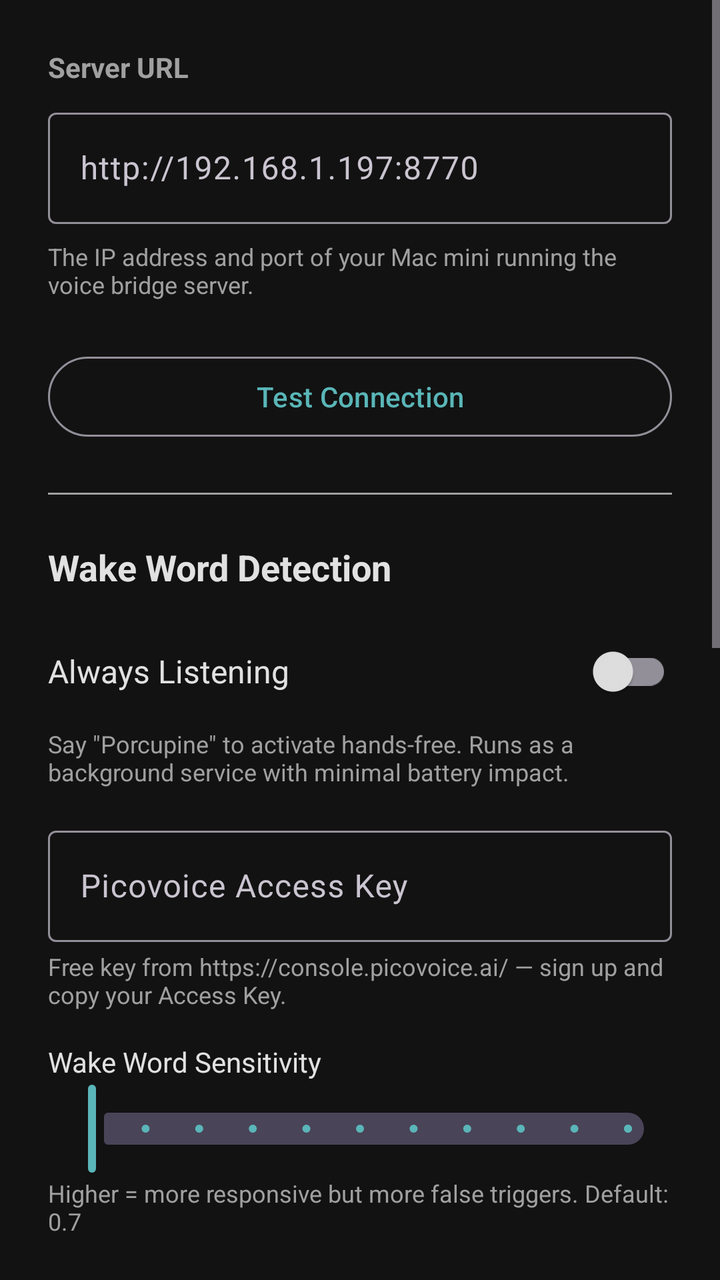
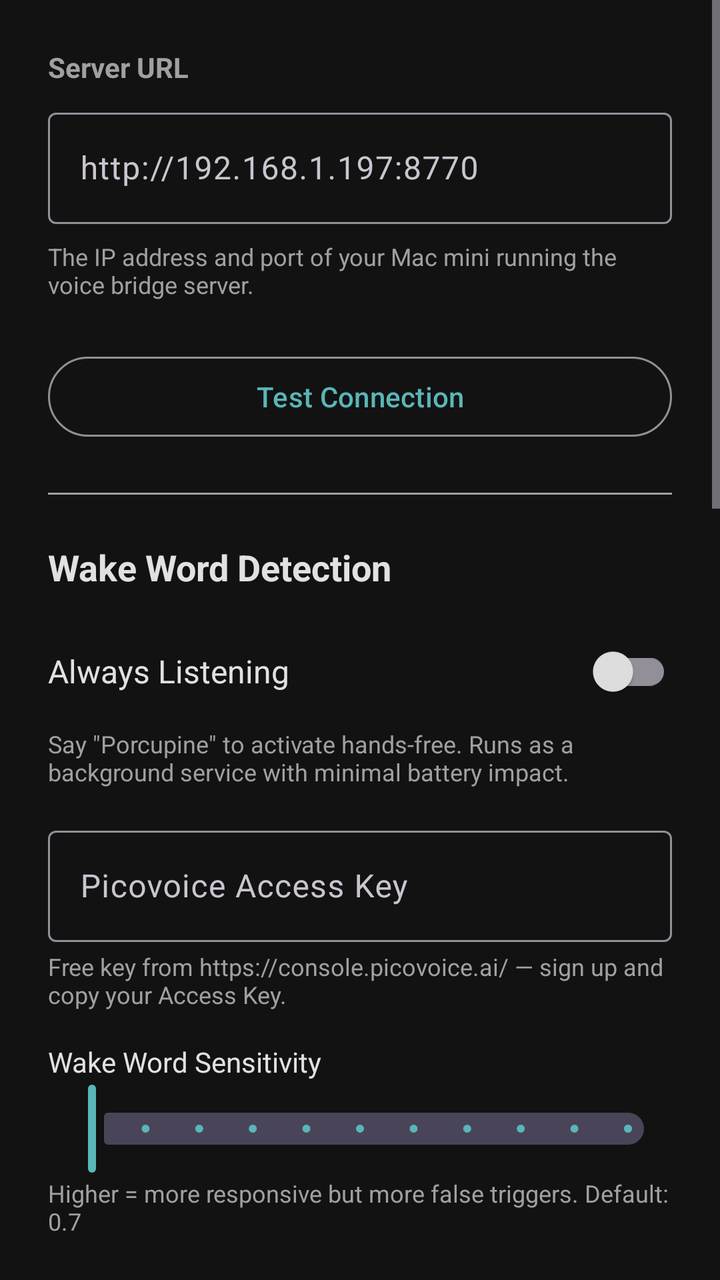

Before-and-after screenshots of an Android layout around one commit, followed by the original layout XML and the change that was made.
<!-- AndroidManifest.xml: application theme Theme.ClawdVoice -->
<!-- res/layout/activity_settings.xml -->
<?xml version="1.0" encoding="utf-8"?>
<ScrollView
    xmlns:android="http://schemas.android.com/apk/res/android"
    xmlns:tools="http://schemas.android.com/tools"
    android:layout_width="match_parent"
    android:layout_height="match_parent"
    android:background="@color/background"
    tools:context=".SettingsActivity">

    <LinearLayout
        android:layout_width="match_parent"
        android:layout_height="wrap_content"
        android:orientation="vertical"
        android:padding="24dp">

        
        <TextView
            android:layout_width="wrap_content"
            android:layout_height="wrap_content"
            android:text="@string/server_url"
            android:textSize="14sp"
            android:textColor="@color/on_surface_variant"
            android:textStyle="bold" />

        <com.google.android.material.textfield.TextInputLayout
            android:layout_width="match_parent"
            android:layout_height="wrap_content"
            android:layout_marginTop="8dp"
            android:hint="@string/server_url_hint">

            <com.google.android.material.textfield.TextInputEditText
                android:id="@+id/serverUrlInput"
                android:layout_width="match_parent"
                android:layout_height="wrap_content"
                android:inputType="textUri"
                android:textColor="@color/on_surface" />

        </com.google.android.material.textfield.TextInputLayout>

        <TextView
            android:layout_width="wrap_content"
            android:layout_height="wrap_content"
            android:layout_marginTop="8dp"
            android:text="@string/server_url_description"
            android:textSize="12sp"
            android:textColor="@color/on_surface_variant" />

        <com.google.android.material.button.MaterialButton
            android:id="@+id/testButton"
            android:layout_width="match_parent"
            android:layout_height="wrap_content"
            android:layout_marginTop="24dp"
            android:text="@string/test_connection"
            style="@style/Widget.Material3.Button.OutlinedButton" />

        
        <View
            android:layout_width="match_parent"
            android:layout_height="1dp"
            android:layout_marginVertical="24dp"
            android:background="@color/on_surface_variant" />

        
        <TextView
            android:layout_width="wrap_content"
            android:layout_height="wrap_content"
            android:text="@string/wake_word_section"
            android:textSize="18sp"
            android:textColor="@color/on_surface"
            android:textStyle="bold" />

        <LinearLayout
            android:layout_width="match_parent"
            android:layout_height="wrap_content"
            android:orientation="horizontal"
            android:layout_marginTop="16dp"
            android:gravity="center_vertical">

            <TextView
                android:layout_width="0dp"
                android:layout_height="wrap_content"
                android:layout_weight="1"
                android:text="@string/always_listening"
                android:textSize="16sp"
                android:textColor="@color/on_surface" />

            <com.google.android.material.switchmaterial.SwitchMaterial
                android:id="@+id/wakeWordSwitch"
                android:layout_width="wrap_content"
                android:layout_height="wrap_content" />

        </LinearLayout>

        <TextView
            android:layout_width="wrap_content"
            android:layout_height="wrap_content"
            android:layout_marginTop="4dp"
            android:text="@string/wake_word_description"
            android:textSize="12sp"
            android:textColor="@color/on_surface_variant" />

        <com.google.android.material.textfield.TextInputLayout
            android:layout_width="match_parent"
            android:layout_height="wrap_content"
            android:layout_marginTop="16dp"
            android:hint="@string/porcupine_access_key_hint">

            <com.google.android.material.textfield.TextInputEditText
                android:id="@+id/accessKeyInput"
                android:layout_width="match_parent"
                android:layout_height="wrap_content"
                android:inputType="textPassword"
                android:textColor="@color/on_surface" />

        </com.google.android.material.textfield.TextInputLayout>

        <TextView
            android:layout_width="wrap_content"
            android:layout_height="wrap_content"
            android:layout_marginTop="4dp"
            android:text="@string/access_key_description"
            android:textSize="12sp"
            android:textColor="@color/on_surface_variant" />

        <TextView
            android:layout_width="wrap_content"
            android:layout_height="wrap_content"
            android:layout_marginTop="16dp"
            android:text="@string/sensitivity_label"
            android:textSize="14sp"
            android:textColor="@color/on_surface" />

        <com.google.android.material.slider.Slider
            android:id="@+id/sensitivitySlider"
            android:layout_width="match_parent"
            android:layout_height="wrap_content"
            android:valueFrom="0.0"
            android:valueTo="1.0"
            android:stepSize="0.1" />

        <TextView
            android:layout_width="wrap_content"
            android:layout_height="wrap_content"
            android:text="@string/sensitivity_description"
            android:textSize="12sp"
            android:textColor="@color/on_surface_variant" />

        
        <TextView
            android:layout_width="wrap_content"
            android:layout_height="wrap_content"
            android:text="Webhook URL"
            android:textSize="14sp"
            android:textColor="@color/on_surface_variant"
            android:textStyle="bold"
            android:layout_marginTop="24dp" />

        <com.google.android.material.textfield.TextInputLayout
            android:layout_width="match_parent"
            android:layout_height="wrap_content"
            android:layout_marginTop="8dp"
            android:hint="http://192.168.1.197:18789">

            <com.google.android.material.textfield.TextInputEditText
                android:id="@+id/webhookUrlInput"
                android:layout_width="match_parent"
                android:layout_height="wrap_content"
                android:inputType="textUri"
                android:textColor="@color/on_surface" />

        </com.google.android.material.textfield.TextInputLayout>

        <TextView
            android:layout_width="wrap_content"
            android:layout_height="wrap_content"
            android:layout_marginTop="4dp"
            android:text="URL for the OpenClaw webhook endpoint (notifications, SMS sync). Change to port 18800 for the filter proxy."
            android:textSize="12sp"
            android:textColor="@color/on_surface_variant" />

        <com.google.android.material.textfield.TextInputLayout
            android:layout_width="match_parent"
            android:layout_height="wrap_content"
            android:layout_marginTop="16dp"
            android:hint="Webhook Token">

            <com.google.android.material.textfield.TextInputEditText
                android:id="@+id/webhookTokenInput"
                android:layout_width="match_parent"
                android:layout_height="wrap_content"
                android:inputType="textPassword"
                android:textColor="@color/on_surface" />

        </com.google.android.material.textfield.TextInputLayout>

        <TextView
            android:layout_width="wrap_content"
            android:layout_height="wrap_content"
            android:layout_marginTop="4dp"
            android:text="Bearer token for webhook authentication."
            android:textSize="12sp"
            android:textColor="@color/on_surface_variant" />

        
        <View
            android:layout_width="match_parent"
            android:layout_height="1dp"
            android:layout_marginVertical="24dp"
            android:background="@color/on_surface_variant" />

        
        <TextView
            android:layout_width="wrap_content"
            android:layout_height="wrap_content"
            android:text="Notification Bridge"
            android:textSize="18sp"
            android:textColor="@color/on_surface"
            android:textStyle="bold" />

        <LinearLayout
            android:layout_width="match_parent"
            android:layout_height="wrap_content"
            android:orientation="horizontal"
            android:layout_marginTop="16dp"
            android:gravity="center_vertical">

            <TextView
                android:layout_width="0dp"
                android:layout_height="wrap_content"
                android:layout_weight="1"
                android:text="Forward notifications to Clawd"
                android:textSize="16sp"
                android:textColor="@color/on_surface" />

            <com.google.android.material.switchmaterial.SwitchMaterial
                android:id="@+id/notificationBridgeSwitch"
                android:layout_width="wrap_content"
                android:layout_height="wrap_content" />

        </LinearLayout>

        <TextView
            android:layout_width="wrap_content"
            android:layout_height="wrap_content"
            android:layout_marginTop="4dp"
            android:text="When enabled, SMS, email, and messaging app notifications are forwarded to OpenClaw for processing. Disable to reduce token usage."
            android:textSize="12sp"
            android:textColor="@color/on_surface_variant" />

        
        <com.google.android.material.button.MaterialButton
            android:id="@+id/batteryStatusButton"
            android:layout_width="match_parent"
            android:layout_height="wrap_content"
            android:layout_marginTop="24dp"
            android:text="Battery Optimization Status"
            android:icon="@android:drawable/ic_dialog_info"
            style="@style/Widget.Material3.Button.OutlinedButton" />

        
        <com.google.android.material.button.MaterialButton
            android:id="@+id/smsDiagnosticButton"
            android:layout_width="match_parent"
            android:layout_height="wrap_content"
            android:layout_marginTop="8dp"
            android:text="Run SMS Diagnostic"
            style="@style/Widget.Material3.Button.OutlinedButton" />

        
        <com.google.android.material.button.MaterialButton
            android:id="@+id/saveButton"
            android:layout_width="match_parent"
            android:layout_height="wrap_content"
            android:layout_marginTop="16dp"
            android:text="@string/save" />

    </LinearLayout>
</ScrollView>
<!-- resources referenced by this layout -->
<resources>
  <color name="background">#121212</color>
  <color name="on_surface">#E1E1E1</color>
  <color name="on_surface_variant">#A0A0A0</color>
  <string name="access_key_description">Free key from https://console.picovoice.ai/ — sign up and copy your Access Key.</string>
  <string name="always_listening">Always Listening</string>
  <string name="porcupine_access_key_hint">Picovoice Access Key</string>
  <string name="save">Save</string>
  <string name="sensitivity_description">Higher = more responsive but more false triggers. Default: 0.7</string>
  <string name="sensitivity_label">Wake Word Sensitivity</string>
  <string name="server_url">Server URL</string>
  <string name="server_url_description">The IP address and port of your Mac mini running the voice bridge server.</string>
  <string name="server_url_hint">http://192.168.1.197:8770</string>
  <string name="test_connection">Test Connection</string>
  <string name="wake_word_description">Say \"Porcupine\" to activate hands-free. Runs as a background service with minimal battery impact.</string>
  <string name="wake_word_section">Wake Word Detection</string>
  <style name="Theme.ClawdVoice" parent="Theme.Material3.Dark.NoActionBar">
          <item name="colorPrimary">@color/primary</item>
          <item name="colorPrimaryVariant">@color/primary_variant</item>
          <item name="colorOnPrimary">@color/on_primary</item>
          <item name="android:colorBackground">@color/background</item>
          <item name="colorSurface">@color/surface</item>
          <item name="colorOnSurface">@color/on_surface</item>
          <item name="colorError">@color/error</item>
          <item name="android:statusBarColor">@color/surface</item>
          <item name="android:navigationBarColor">@color/background</item>
      </style>
  <color name="primary">#5AB6B8</color>
  <color name="primary_variant">#3D8F93</color>
  <color name="on_primary">#FFFFFF</color>
  <color name="surface">#1E1E1E</color>
  <color name="error">#CF6679</color>
</resources>

<!-- the commit's change to res/layout/activity_settings.xml (unified diff, before → after) -->
@@ -248,6 +248,133 @@
             android:textColor="@color/on_surface_variant" />
 
         
+        <TextView
+            android:layout_width="wrap_content"
+            android:layout_height="wrap_content"
+            android:text="Webhook Sources"
+            android:textSize="14sp"
+            android:textColor="@color/on_surface_variant"
+            android:textStyle="bold"
+            android:layout_marginTop="16dp" />
+
+        <TextView
+            android:layout_width="wrap_content"
+            android:layout_height="wrap_content"
+            android:text="Toggle which notification sources forward webhooks to OpenClaw. Disable sources you don't need or that cause duplicates."
+            android:textSize="12sp"
+            android:textColor="@color/on_surface_variant" />
+
+        <LinearLayout
+            android:layout_width="match_parent"
+            android:layout_height="wrap_content"
+            android:orientation="horizontal"
+            android:layout_marginTop="12dp"
+            android:gravity="center_vertical">
+
+            <TextView
+                android:layout_width="0dp"
+                android:layout_height="wrap_content"
+                android:layout_weight="1"
+                android:text="Gmail webhooks"
+                android:textSize="16sp"
+                android:textColor="@color/on_surface" />
+
+            <com.google.android.material.switchmaterial.SwitchMaterial
+                android:id="@+id/webhookGmailSwitch"
+                android:layout_width="wrap_content"
+                android:layout_height="wrap_content" />
+
+        </LinearLayout>
+
+        <LinearLayout
+            android:layout_width="match_parent"
+            android:layout_height="wrap_content"
+            android:orientation="horizontal"
+            android:layout_marginTop="4dp"
+            android:gravity="center_vertical">
+
+            <TextView
+                android:layout_width="0dp"
+                android:layout_height="wrap_content"
+                android:layout_weight="1"
+                android:text="Outlook webhooks"
+                android:textSize="16sp"
+                android:textColor="@color/on_surface" />
+
+            <com.google.android.material.switchmaterial.SwitchMaterial
+                android:id="@+id/webhookOutlookSwitch"
+                android:layout_width="wrap_content"
+                android:layout_height="wrap_content" />
+
+        </LinearLayout>
+
+        <LinearLayout
+            android:layout_width="match_parent"
+            android:layout_height="wrap_content"
+            android:orientation="horizontal"
+            android:layout_marginTop="4dp"
+            android:gravity="center_vertical">
+
+            <TextView
+                android:layout_width="0dp"
+                android:layout_height="wrap_content"
+                android:layout_weight="1"
+                android:text="SMS webhooks"
+                android:textSize="16sp"
+                android:textColor="@color/on_surface" />
+
+            <com.google.android.material.switchmaterial.SwitchMaterial
+                android:id="@+id/webhookSmsSwitch"
+                android:layout_width="wrap_content"
+                android:layout_height="wrap_content" />
+
+        </LinearLayout>
+
+        <LinearLayout
+            android:layout_width="match_parent"
+            android:layout_height="wrap_content"
+            android:orientation="horizontal"
+            android:layout_marginTop="4dp"
+            android:gravity="center_vertical">
+
+            <TextView
+                android:layout_width="0dp"
+                android:layout_height="wrap_content"
+                android:layout_weight="1"
+                android:text="Phone call webhooks"
+                android:textSize="16sp"
+                android:textColor="@color/on_surface" />
+
+            <com.google.android.material.switchmaterial.SwitchMaterial
+                android:id="@+id/webhookPhoneSwitch"
+                android:layout_width="wrap_content"
+                android:layout_height="wrap_content" />
+
+        </LinearLayout>
+
+        <LinearLayout
+            android:layout_width="match_parent"
+            android:layout_height="wrap_content"
+            android:orientation="horizontal"
+            android:layout_marginTop="4dp"
+            android:gravity="center_vertical">
+
+            <TextView
+                android:layout_width="0dp"
+                android:layout_height="wrap_content"
+                android:layout_weight="1"
+                android:text="Slack webhooks"
+                android:textSize="16sp"
+                android:textColor="@color/on_surface" />
+
+            <com.google.android.material.switchmaterial.SwitchMaterial
+                android:id="@+id/webhookSlackSwitch"
+                android:layout_width="wrap_content"
+                android:layout_height="wrap_content" />
+
+        </LinearLayout>
+
+        
         <com.google.android.material.button.MaterialButton
             android:id="@+id/batteryStatusButton"
             android:layout_width="match_parent"
